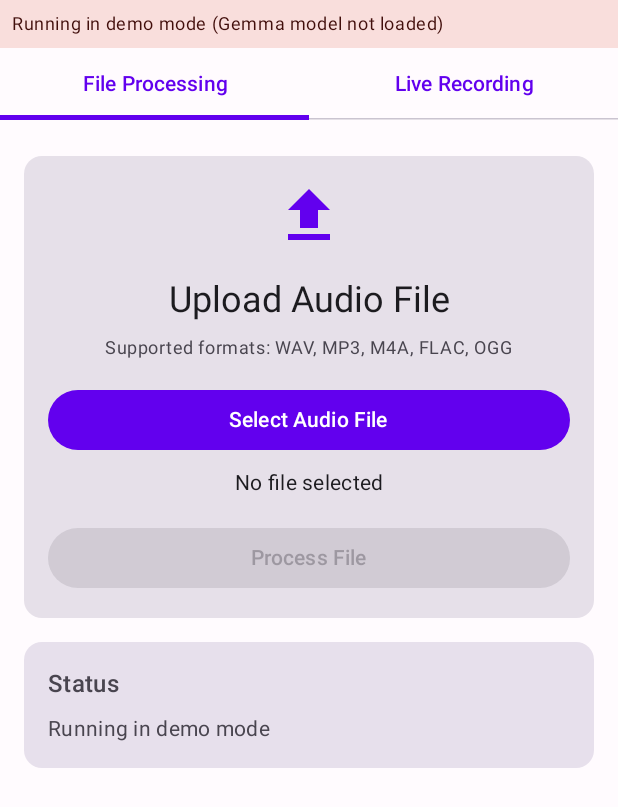
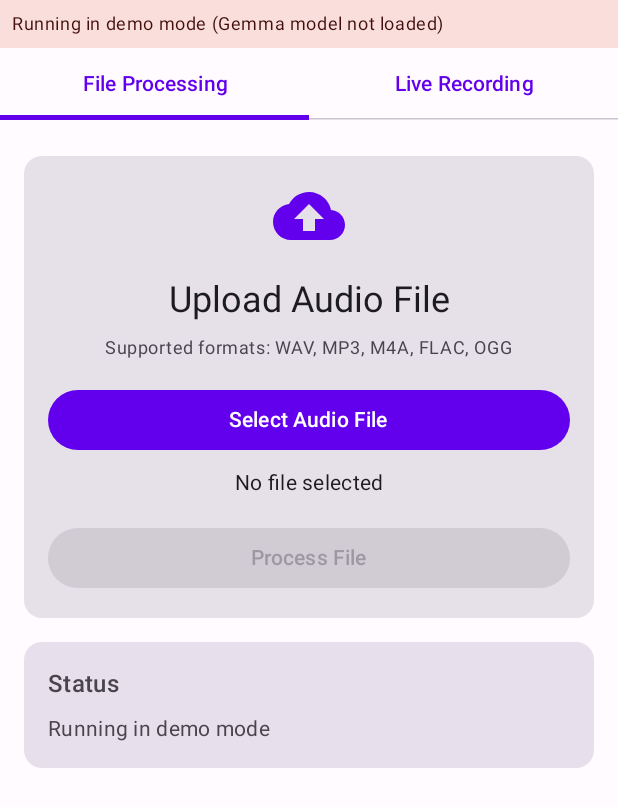
Before and after one commit to mmusil25/python-ble-audio, an Android app built with Jetpack Compose: the screen it shows after launch (MainActivity), after a tap on "Continue with Demo Mode", on a phone screen of 412 x 824 dp. Shown: the top 807 px of the screen. Run offline under Robolectric (Android 15) with nearby library versions, the phone set to English and light mode, and no system bars; libraries missing offline, so code that uses them is left out: org.tensorflow.lite.

Commit message:
Update icon import in FileProcessingScreen to use CloudUpload for improved clarity in UI. This change enhances the visual representation of the upload action.

```diff
--- a/android-gemma-audio-app/app/src/main/java/com/gemmaudio/processor/FileProcessingScreen.kt
+++ b/android-gemma-audio-app/app/src/main/java/com/gemmaudio/processor/FileProcessingScreen.kt
@@ -7,7 +7,7 @@ import androidx.compose.foundation.layout.*
 import androidx.compose.foundation.rememberScrollState
 import androidx.compose.foundation.verticalScroll
 import androidx.compose.material.icons.Icons
-import androidx.compose.material.icons.filled.Upload
+import androidx.compose.material.icons.filled.CloudUpload
 import androidx.compose.material3.*
 import androidx.compose.runtime.*
 import androidx.compose.ui.Alignment
@@ -48,7 +48,7 @@ fun FileProcessingScreen(viewModel: MainViewModel) {
                 horizontalAlignment = Alignment.CenterHorizontally
             ) {
                 Icon(
-                    imageVector = Icons.Default.Upload,
+                    imageVector = Icons.Default.CloudUpload,
                     contentDescription = "Upload",
                     modifier = Modifier.size(48.dp),
                     tint = MaterialTheme.colorScheme.primary
```
